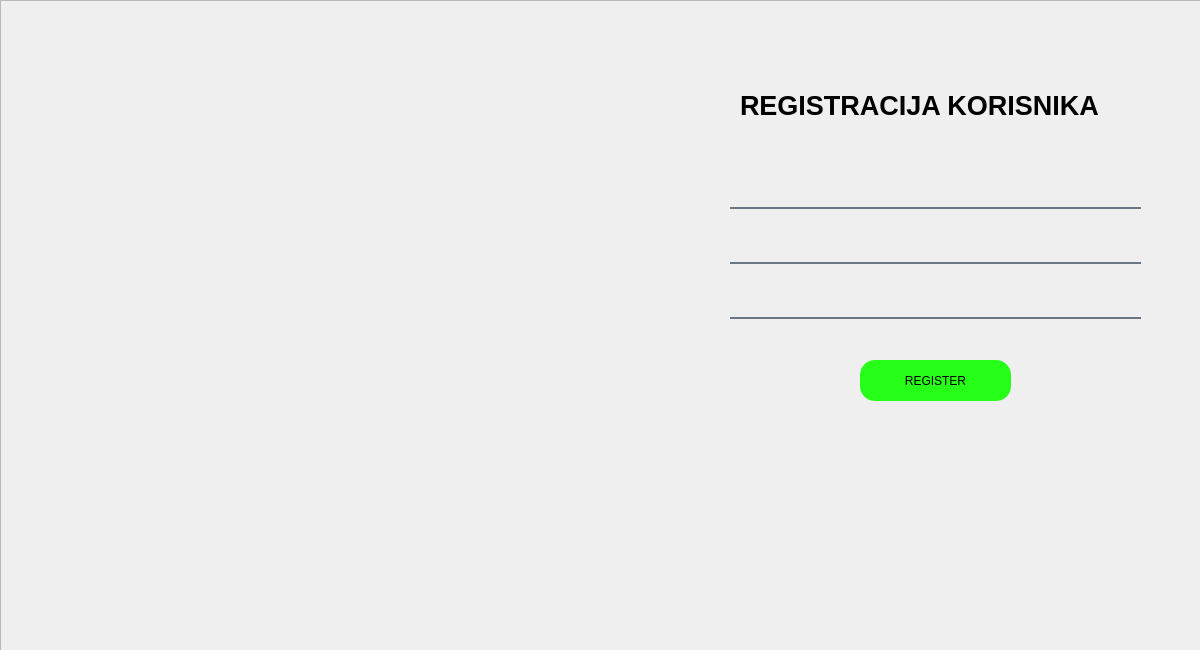
The window that register.ui (ahmedjasarevic/Bike-Shop) describes before a commit, drawn with Qt 5.
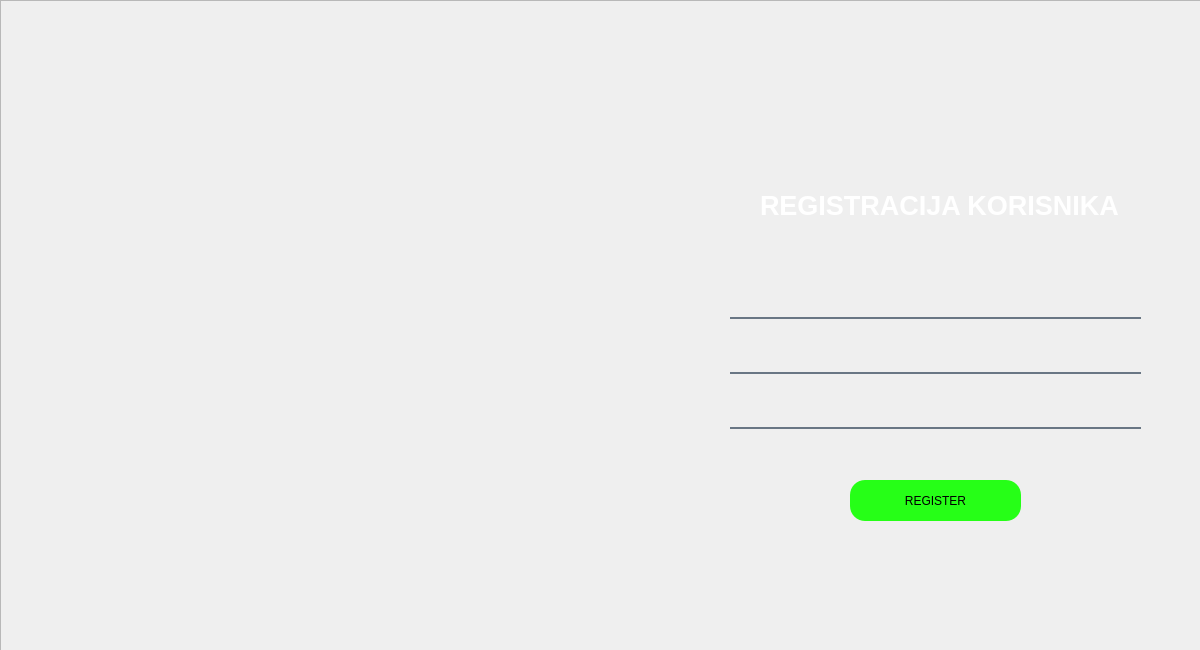
The same window after the commit. Icons and pictures are not drawn.

```diff
--- a/register.ui
+++ b/register.ui
@@ -48,9 +48,9 @@
    <widget class="QPushButton" name="pushButton">
     <property name="geometry">
      <rect>
-      <x>860</x>
-      <y>360</y>
-      <width>151</width>
+      <x>850</x>
+      <y>480</y>
+      <width>171</width>
       <height>41</height>
      </rect>
     </property>
@@ -65,8 +65,8 @@
    <widget class="QLabel" name="label">
     <property name="geometry">
      <rect>
-      <x>740</x>
-      <y>70</y>
+      <x>760</x>
+      <y>170</y>
       <width>381</width>
       <height>71</height>
      </rect>
@@ -89,17 +89,17 @@
 font:15px;</string>
     </property>
     <property name="text">
-     <string>&lt;html&gt;&lt;head/&gt;&lt;body&gt;&lt;p&gt;&lt;span style=&quot; font-size:20pt; font-weight:700;&quot;&gt;REGISTRACIJA KORISNIKA&lt;/span&gt;&lt;/p&gt;&lt;/body&gt;&lt;/html&gt;</string>
+     <string>&lt;html&gt;&lt;head/&gt;&lt;body&gt;&lt;p&gt;&lt;span style=&quot; font-size:20pt; font-weight:700; color:#ffffff;&quot;&gt;REGISTRACIJA KORISNIKA&lt;/span&gt;&lt;/p&gt;&lt;/body&gt;&lt;/html&gt;</string>
     </property>
     <property name="textFormat">
      <enum>Qt::MarkdownText</enum>
     </property>
    </widget>
-   <widget class="QWidget" name="">
+   <widget class="QWidget" name="layoutWidget">
     <property name="geometry">
      <rect>
       <x>730</x>
-      <y>160</y>
+      <y>270</y>
       <width>411</width>
       <height>181</height>
      </rect>
```
Left out of the diff: 3 changed lines with no effect on the pictures.
